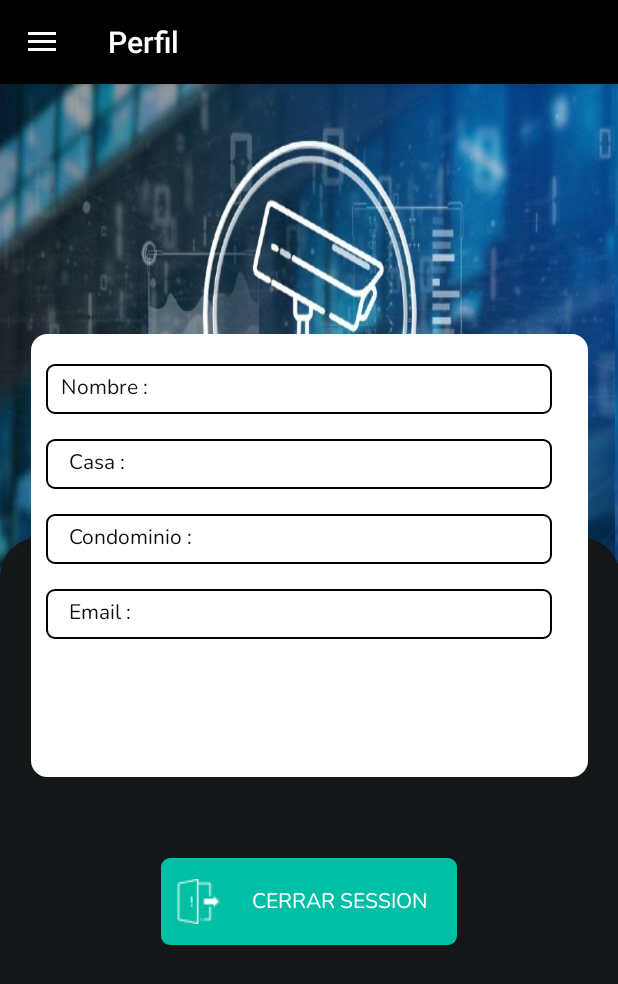
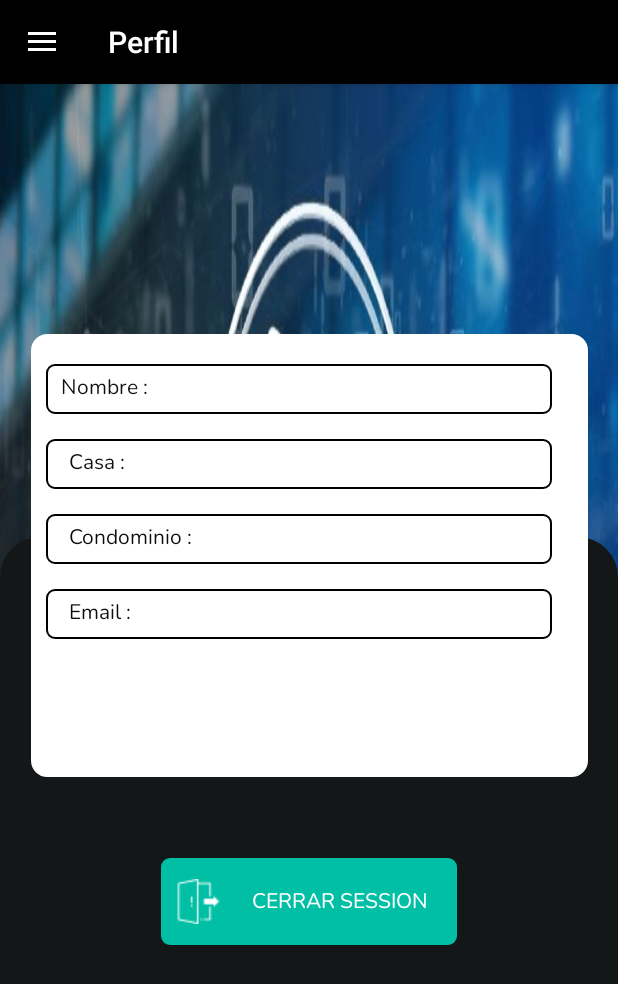
Before and after one commit to Johanquintero/celvisitas, an Android app: the DashboardActivity screen opened directly, with no data from a screen before it, in the side drawer, after a tap on "Perfil", on a phone screen of 412 x 824 dp. Shown: the top 984 px of the screen. Run offline under Robolectric (Android 15) with nearby library versions, the phone set to English and light mode, and no system bars; our stand-ins replace navigation-ui; 3 statements that could not run were skipped.

Commit message:
Cambios 11/11

```diff
--- a/app/src/main/java/com/celar/celvisitas/Activities/DashboardActivity.kt
+++ b/app/src/main/java/com/celar/celvisitas/Activities/DashboardActivity.kt
@@ -32,6 +32,9 @@ import android.widget.EditText
 import android.widget.TextView
 import com.celar.celvisitas.Session.SessionManager
 import com.celar.celvisitas.interfaces.RequestAllApi
+import com.google.firebase.FirebaseApp
+import com.google.firebase.appcheck.FirebaseAppCheck
+import com.google.firebase.appcheck.safetynet.SafetyNetAppCheckProviderFactory
 import com.google.gson.JsonObject
 
 class DashboardActivity : AppCompatActivity() {
@@ -52,7 +55,8 @@ class DashboardActivity : AppCompatActivity() {
         sessionManager = SessionManager(applicationContext)
         sessionManager.checkLogin()
 
-        AppConfig.token = sessionManager.userToken().replace("\"", "")
+        AppConfig.token = sessionManager.getKeyUserSession().replace("\"", "")
+
         AppConfig.USERNAME = sessionManager.nombre.replace("\"", "")
 
         setSupportActionBar(binding.appBarDashboard.toolbar)
@@ -160,7 +164,6 @@ class DashboardActivity : AppCompatActivity() {
     }
 
     fun getInfoUser(){
-
         val apiInterface = RequestAllApi.create().getUser()
             .enqueue(object : Callback<VisitAllowedOrReject> {
                 override fun onResponse(
@@ -184,12 +187,5 @@ class DashboardActivity : AppCompatActivity() {
             })
     }
 
-//    fun reloadFragmentHome(){
-//        if (homeFragment is HomeFragment) {
-//            supportFragmentManager.beginTransaction()
-//                .replace(R.id.fragment_home_id, homeFragment)
-//                .commit()
-//        }
-//    }
 
 }
--- a/app/src/main/java/com/celar/celvisitas/Session/SessionManager.java
+++ b/app/src/main/java/com/celar/celvisitas/Session/SessionManager.java
@@ -24,11 +24,11 @@ public class SessionManager {
     private static final String KEY_EMAIL    = "email";
     private static final String KEY_PASSWORD    = "password";
     private static final String KEY_NOMBRE      = "nombre";
-    private static final String KEY_TOKENFIREBASE  = "";
-    private static final String KEY_TOKEN_USER  = "";
     private static final String KEY_CASA  = "";
     private static final String KEY_RESIDENCIA  = "";
     private static final String IS_LOGIN       = "IsLoggedIn";
+    private static final String KEY_USER_SESSION  = "";
+
 
 
     public SessionManager(Context context) {
@@ -37,15 +37,19 @@ public class SessionManager {
         editor = pref.edit();
     }
 
-    public void createloginSession(String email,String password,String nombre,String tokenFirebase,String tokenUser){
+    public void createloginSession(String email,String password,String nombre){
         editor.putBoolean(IS_LOGIN,true);
         editor.putString(KEY_EMAIL,email);
         editor.putString(KEY_PASSWORD,password);
         editor.putString(KEY_NOMBRE,nombre);
-        editor.putString(KEY_TOKENFIREBASE,tokenFirebase);
-        editor.putString(KEY_TOKEN_USER,tokenUser.replace("\"", ""));
         editor.commit();
     }
+
+    public void savedTokenUser(String tokenUser){
+        editor.putString(KEY_USER_SESSION,tokenUser);
+        editor.commit();
+    }
+
 
     public void createInfoProfile(String casa,String residencia){
         editor.putString(KEY_CASA,casa);
@@ -71,8 +75,7 @@ public class SessionManager {
         user.put(KEY_PASSWORD,pref.getString(KEY_PASSWORD,null));
         user.put(KEY_ID,pref.getString(KEY_ID,null));
         user.put(KEY_NOMBRE,pref.getString(KEY_NOMBRE,null));
-        user.put(KEY_TOKENFIREBASE,pref.getString(KEY_TOKENFIREBASE,null));
-        user.put(KEY_TOKEN_USER,pref.getString(KEY_TOKEN_USER,null));
+        user.put(KEY_USER_SESSION,pref.getString(KEY_USER_SESSION,null));
         user.put(KEY_CASA,pref.getString(KEY_CASA,null));
         user.put(KEY_RESIDENCIA,pref.getString(KEY_RESIDENCIA,null));
         return user;
@@ -94,8 +97,8 @@ public class SessionManager {
 
 
 
-    public String userToken() {
-        return pref.getString(KEY_TOKEN_USER, "");
+    public String getKeyUserSession() {
+        return pref.getString(KEY_USER_SESSION, "");
     }
 
     public String getMD5Password() {
--- a/app/src/main/java/com/celar/celvisitas/Tools/AppConfig.java
+++ b/app/src/main/java/com/celar/celvisitas/Tools/AppConfig.java
@@ -21,8 +21,8 @@ import java.util.Timer;
 public class AppConfig {
 
     public static final String YOUTUBE_APIKEY = "";
-    public static final String REST_API = "http://10.10.10.70:8000/api/";
-//    public static final String REST_API = "http://10.10.10.141:8001/api/";
+    public static final String REST_API = "https://app.parcelacionbosqueresidencial.com/api/";
+//    public static final String REST_API = "http://10.10.10.70:8000/api/";
 
     public static SessionManager session;
     public static String APPNAME = "Celvisitas";
--- a/app/src/main/java/com/celar/celvisitas/interfaces/RequestAllApi.kt
+++ b/app/src/main/java/com/celar/celvisitas/interfaces/RequestAllApi.kt
@@ -1,6 +1,7 @@
 package com.celar.celvisitas.interfaces
 
 import com.celar.celvisitas.Tools.AppConfig
+import com.celar.celvisitas.models.Visit
 import com.celar.celvisitas.models.VisitAllowedOrReject
 import okhttp3.OkHttpClient
 import okhttp3.Request
@@ -15,6 +16,8 @@ interface RequestAllApi {
     @GET("user")
     fun getUser(): Call<VisitAllowedOrReject>
 
+    @GET("visits/avalibles")
+    fun getVisits(): Call<Visit>
 
     companion object {
         var client = OkHttpClient.Builder().addInterceptor { chain ->
--- a/app/src/main/java/com/celar/celvisitas/ui/home/HomeFragment.kt
+++ b/app/src/main/java/com/celar/celvisitas/ui/home/HomeFragment.kt
@@ -38,7 +38,6 @@ class HomeFragment : Fragment() {
         savedInstanceState: Bundle?
     ): View? {
 
-
         homeViewModel = ViewModelProvider(this).get(HomeViewModel::class.java)
 
         _binding = FragmentHomeBinding.inflate(inflater, container, false)
@@ -61,6 +60,7 @@ class HomeFragment : Fragment() {
     }
 
     fun apiRequestVisit(){
+
         val apiInterface = VisitAPI.create().getVisits()
             .enqueue(object : Callback<Visit> {
                 override fun onResponse(
@@ -102,6 +102,8 @@ class HomeFragment : Fragment() {
             var status:String = visitJSONArray.getJSONObject(x).get("status").toString()
             var img:String = visitJSONArray.getJSONObject(x).get("photo").toString()
 
+            Log.i("InfoUser",img)
+
 
             if(status == "allowed" || status == "waiting")
                 visits.add(VisitElement(id,name,status,img))
--- a/app/src/main/res/layout/activity_login.xml
+++ b/app/src/main/res/layout/activity_login.xml
@@ -9,12 +9,10 @@
 
     <androidx.constraintlayout.widget.ConstraintLayout
         android:id="@+id/frameLayout"
-        android:layout_width="413dp"
-        android:layout_height="737dp"
-        android:background="@drawable/degrade2"
+        android:layout_width="match_parent"
+        android:layout_height="match_parent"
         app:layout_constraintBottom_toBottomOf="parent"
         app:layout_constraintEnd_toEndOf="parent"
-        app:layout_constraintHorizontal_bias="0.0"
         app:layout_constraintStart_toStartOf="parent"
         app:layout_constraintTop_toTopOf="parent">
 
--- a/app/src/main/res/layout/fragment_slideshow.xml
+++ b/app/src/main/res/layout/fragment_slideshow.xml
@@ -8,17 +8,8 @@
     tools:context=".ui.slideshow.SlideshowFragment">
 
     <FrameLayout
-        android:layout_width="410dp"
-        android:layout_height="368dp"
-        android:background="@drawable/camara_vigilancia"
-        app:layout_constraintTop_toTopOf="parent"
-        tools:layout_editor_absoluteX="4dp">
-
-    </FrameLayout>
-
-    <FrameLayout
         android:id="@+id/frameLayout3"
-        android:layout_width="413dp"
+        android:layout_width="match_parent"
         android:layout_height="506dp"
         android:layout_marginBottom="-40dp"
         android:background="@drawable/button"
--- a/build.gradle
+++ b/build.gradle
@@ -1,19 +1,19 @@
 // Top-level build file where you can add configuration options common to all sub-projects/modules.
 buildscript {
     repositories {
-        google()
+        google()  // Google's Maven repository
         mavenCentral()
     }
     dependencies {
         classpath "com.android.tools.build:gradle:7.0.3"
         classpath "org.jetbrains.kotlin:kotlin-gradle-plugin:1.5.31"
         classpath 'com.google.gms:google-services:4.3.10'
+
         // NOTE: Do not place your application dependencies here; they belong
         // in the individual module build.gradle files
     }
 }
 
-
 task clean(type: Delete) {
     delete rootProject.buildDir
 }
```
Also changed, not shown: app/build.gradle (+21 -7 lines), app/src/main/AndroidManifest.xml (+9 -9 lines), app/src/main/java/com/celar/celvisitas/Activities/LoginActivity.kt (+43 -24 lines), app/src/main/java/com/celar/celvisitas/MyFirebaseInstanceIDService.kt (added, +22 -0 lines), app/src/main/java/com/celar/celvisitas/MyFirebaseMessagingService.kt (added, +33 -0 lines), app/src/main/java/com/celar/celvisitas/Tools/MyFirebaseMessagingService.kt (deleted, +0 -23 lines), app/src/main/res/layout/fragment_home.xml (+4 -4 lines), 3 other files.
